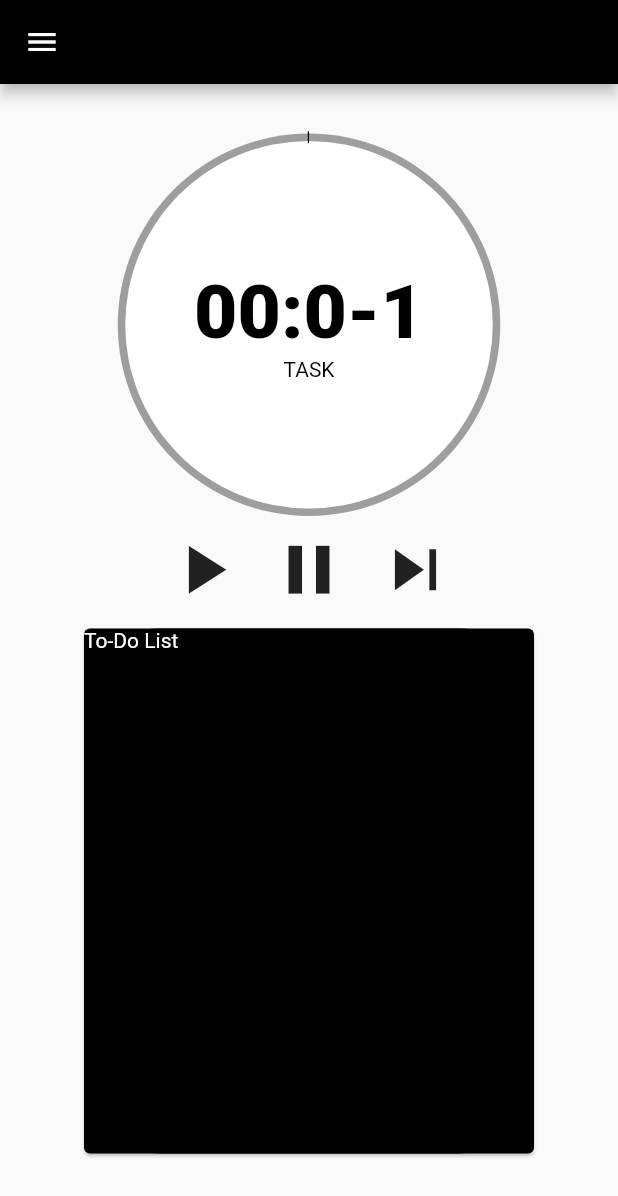
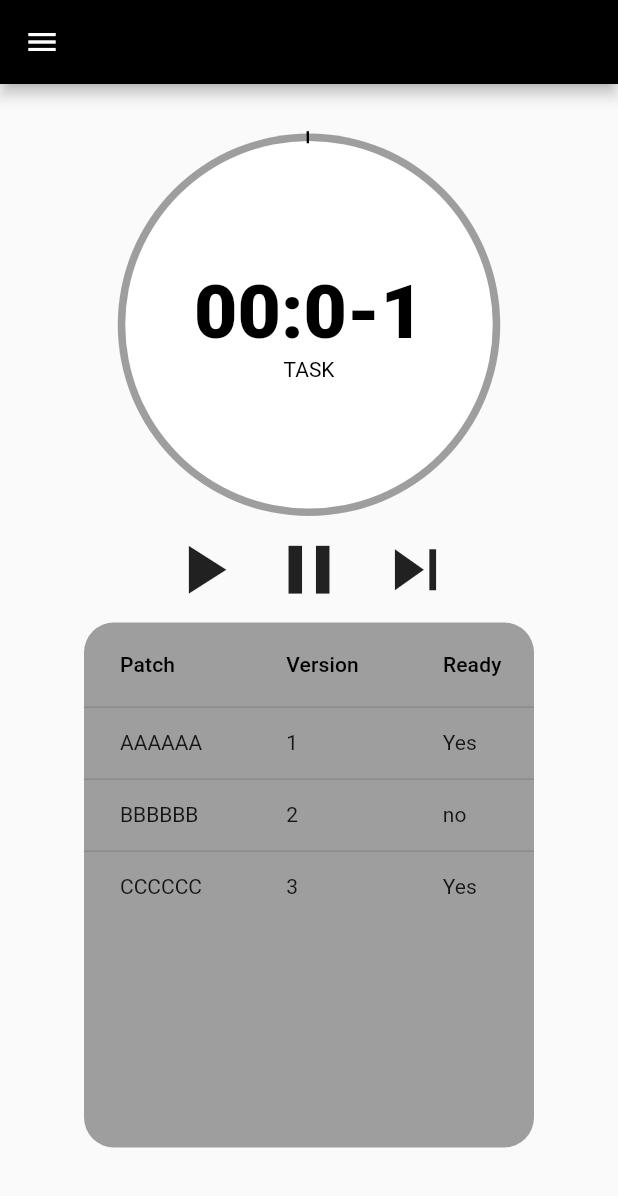
Before and after one commit to NathanPerezR/my_pomodoro, a Flutter app: the screen it shows after launch, after a tap on the "play arrow" icon, after a tap on the "skip next" icon, on a phone screen of 412 x 824 dp. Shown: the top 1196 px of the screen. Run offline on Flutter 3.47's test engine with Material 2 defaults, Android fonts, the light colour scheme and no system bars; missing offline and left inert: window_manager.

Commit message:
ToDo list displays text

```diff
--- a/lib/main.dart
+++ b/lib/main.dart
@@ -8,7 +8,7 @@ void main() async {
   WidgetsFlutterBinding.ensureInitialized();
   await windowManager.ensureInitialized();
   if (Platform.isWindows) {
-    WindowManager.instance.setMinimumSize(const Size(1, 1));
+    WindowManager.instance.setMinimumSize(const Size(390, 844));
     WindowManager.instance.setMaximumSize(const Size(390, 844));
   }
   runApp(MyApp());
--- a/lib/ui/TimerHandle.dart
+++ b/lib/ui/TimerHandle.dart
@@ -2,8 +2,8 @@ import 'package:flutter/material.dart';
 import 'dart:async';
 import 'dart:math' as math;
 
-int startTime = 1000;
-int currentTimeOnWatch = 1000;
+int startTime = 500;
+int currentTimeOnWatch = 500;
 
 class TimerHandle extends StatefulWidget {
   const TimerHandle({Key? key}) : super(key: key);
--- a/lib/ui/ToDoListHandle.dart
+++ b/lib/ui/ToDoListHandle.dart
@@ -9,21 +9,50 @@ class ToDoListHandle extends StatefulWidget {
 }
 
 class _ToDoListHandleState extends State<ToDoListHandle> {
+
   @override
   Widget build(BuildContext context) {
-    return Card(
-      color: Colors.black,
+      final List<Map<String, String>> listOfColumns = [
+    {"Name": "AAAAAA", "Number": "1", "State": "Yes"},
+    {"Name": "BBBBBB", "Number": "2", "State": "no"},
+    {"Name": "CCCCCC", "Number": "3", "State": "Yes"}
+  ];
+
+    return DefaultTextStyle(
+      style: const TextStyle(
+        color: Colors.white,
+        fontSize: 20.0,
+      ),
       child: Stack(
           children: [
             Container(
               height: 350,
               width: 300,
               decoration: BoxDecoration(
-              color: Colors.black,
-              borderRadius: BorderRadius.circular(50.0),
+                color: Colors.grey,
+                borderRadius: BorderRadius.circular(20.0),
               ),
-            child: const Text('To-Do List', style: TextStyle(color: Colors.white)),
+              child:  DataTable(
+        columns: [
+          DataColumn(label: Text('Patch')),
+          DataColumn(label: Text('Version')),
+          DataColumn(label: Text('Ready')),
+        ],
+        rows:
+            listOfColumns // Loops through dataColumnText, each iteration assigning the value to element
+                .map(
+                  ((element) => DataRow(
+                        cells: <DataCell>[
+                          DataCell(Text(element["Name"]!)), //Extracting from Map element the value
+                          DataCell(Text(element["Number"]!)),
+                          DataCell(Text(element["State"]!)),
+                        ],
+                      )),
+                )
+                .toList(),
       ),
+              ),
+
           ],
         ),
     );
```
Lines whose indentation alone changed are shown as unchanged.
